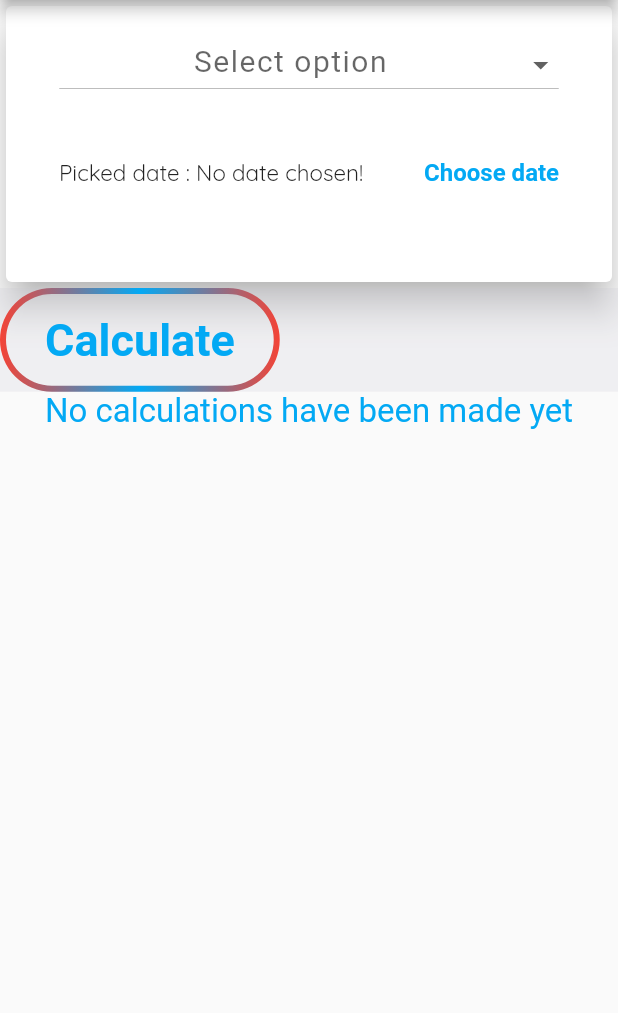
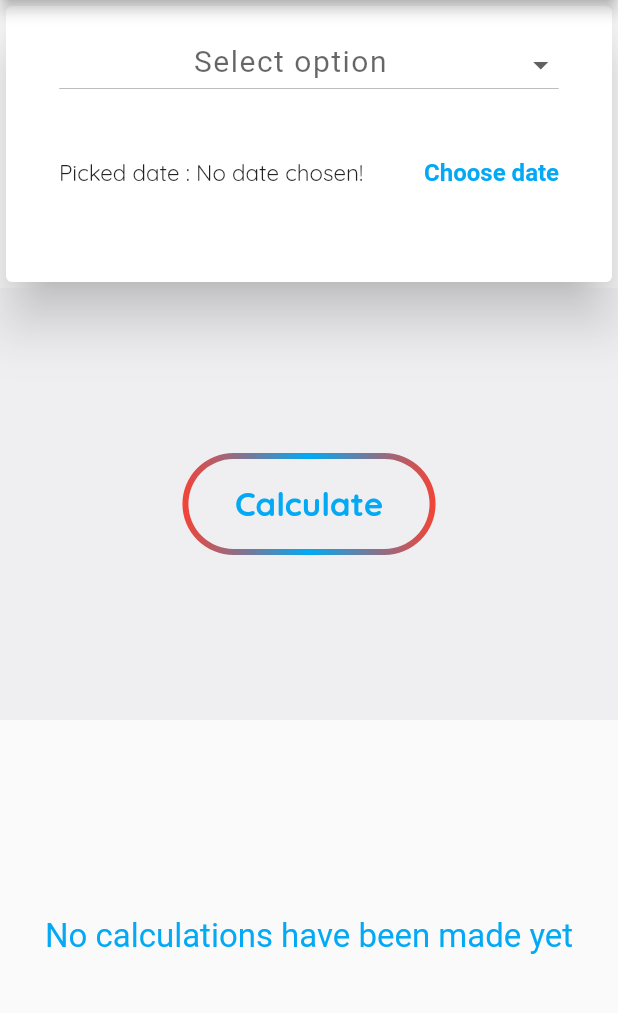
Before and after one commit to wzslr321/Time-Calculator-Mobile-App, a Flutter app: the screen it shows after launch, on a phone screen of 412 x 824 dp, the part 84-1097 px from its top. Run offline on Flutter 3.47's test engine with Material 2 defaults, Android fonts, the phone set to English and light mode, and no system bars.

Commit message:
basic whole app style

```diff
--- a/lib/main.dart
+++ b/lib/main.dart
@@ -64,7 +64,7 @@ class _MyHomePageState extends State<MyHomePage> {
                   child: NewCalculation(),
               ),
               Container(
-                  height: mediaQuery * 0.6,
+                  height: mediaQuery * 0.75,
                   child: CalculatedValuesList(userCalculation),
               ),],
           ),
--- a/lib/widgets/calculation_display.dart
+++ b/lib/widgets/calculation_display.dart
@@ -1,3 +1,4 @@
+import 'package:flutter/cupertino.dart';
 import 'package:flutter/material.dart';
 
 import '../widgets/new_calculation.dart';
@@ -50,8 +51,9 @@ class _CalculatedValuesListState extends State<CalculatedValuesList> {
     // Style variables which requires context
     final btnTextStyle = TextStyle(
       fontWeight: FontWeight.bold,
-      fontSize: 30 * curScaleFactor,
+      fontSize: 22 * curScaleFactor,
       color: Theme.of(context).primaryColor,
+      fontFamily: 'Quicksand',
     );
 
     final calculateButton = GradientBorderButtonContainer(
@@ -62,7 +64,6 @@ class _CalculatedValuesListState extends State<CalculatedValuesList> {
             Colors.red,
           ],
         ),
-        child:FlatButton(
             child: FittedBox(
               child: Text(
                 'Calculate',
@@ -72,7 +73,7 @@ class _CalculatedValuesListState extends State<CalculatedValuesList> {
             onPressed:() {
               calculateScore(); userCalculationState();
             },
-        ),);
+        );
 
 
     return LayoutBuilder(builder: (ctx, constraints) {
@@ -80,55 +81,52 @@ class _CalculatedValuesListState extends State<CalculatedValuesList> {
       final _calculateButton = Container(
         height: constraints.maxHeight * 0.5,
         color: Theme.of(context).accentColor,
-        child: Row(children: [
-            calculateButton,
-        ]),
+        child: Row(
+            mainAxisAlignment:MainAxisAlignment.center,
+            children: [calculateButton,]
+        ),
       );
 
       return Container(
-        width: mediaQueryWidth * 1,
-        height:constraints.maxHeight * 1,
-        child: Column(
+                  width:mediaQueryWidth * 1,
+                  height: constraints.maxHeight * 1,
+                  child:Column(
                     children: [
-              Container(
-                width:mediaQueryWidth * 1,
-                height: constraints.maxHeight * 0.15,
-                child:_calculateButton,
-              ),
-              Container(
-                width: mediaQueryWidth * 1,
-                height: constraints.maxHeight * 0.2,
-                child:userCalculation.isEmpty ? Column(children: [
-                  FittedBox(
+                      _calculateButton,
+                    userCalculation.isEmpty ? Container (
+                      height:constraints.maxHeight * 0.5,
+                      child:
+                        Center(
                           child: Text(
                             'No calculations have been made yet',
+                            textAlign:TextAlign.center,
                             style:noCalculationsTextStyle,
                           ),
                         ),
-                ],)
-                : Container(
+                    ) : Container(
+                      alignment:Alignment.center,
                       // ignore: missing_return
                       child: ListView.builder(
-                    itemCount:5,
+                        itemCount:1,
                         // ignore: missing_return
                         itemBuilder:(BuildContext ctx, int index){
                           if(index == 0){
                             return ListTile(
-                            leading: Icon(Icons.list),
-                            trailing: Text('${index + 1}',
-                              style: TextStyle(
-                                  color: Colors.green,fontSize: 12),),
-                            title:Text(
+                                title:Center(
+                                  child: Text(
                                     '${userCalculation[index].value}',
+                                    textAlign:TextAlign.center,
                                     style:resultTextStyle,
+                                  ),
                                 )
                             );
                           }
                         },
                       ),
-                )
-              ),],
+                    ),
+                    ],
                   ),
              );
+
     });
   }}
--- a/lib/widgets/gradient_button.dart
+++ b/lib/widgets/gradient_button.dart
@@ -38,11 +38,11 @@ class GradientBorderButtonContainer extends StatelessWidget {
     @required this.child,
     this.strokeWidth = 4, this.onPressed,
     this.borderRadius = 64,
-    this.padding = 10,
+    this.padding = 16,
     splashColor = Colors.red
   }) : this.painter = GradientPainter(
       gradient: gradient, strokeWidth: strokeWidth,borderRadius: borderRadius
-  ), this.splashColor = splashColor ?? gradient.colors.first;
+  );
 
   final GradientPainter painter;
   final Widget child;
@@ -50,7 +50,7 @@ class GradientBorderButtonContainer extends StatelessWidget {
   final double strokeWidth;
   final double borderRadius;
   final double padding;
-  final Color splashColor;
+  final Color splashColor = Colors.lightBlue.withOpacity(0.25);
 
   @override
   Widget build(BuildContext context) {
@@ -62,7 +62,7 @@ class GradientBorderButtonContainer extends StatelessWidget {
         borderRadius: BorderRadius.circular(borderRadius),
         onTap:onPressed,
         child:Container(
-          padding:EdgeInsets.all(padding + strokeWidth),
+          padding:EdgeInsets.symmetric(vertical: padding + strokeWidth, horizontal: padding + strokeWidth + 15),
           child:child
         )
       )
--- a/lib/widgets/new_calculation.dart
+++ b/lib/widgets/new_calculation.dart
@@ -141,6 +141,8 @@ class _NewCalculationState extends State<NewCalculation> {
               ),
             ),
             InkWell(
+              highlightColor:Colors.transparent,
+              splashColor:Colors.transparent,
               onTap:_showDatePicker,
                 child: Align(
                 alignment:Alignment.bottomCenter,
@@ -154,7 +156,7 @@ class _NewCalculationState extends State<NewCalculation> {
       );
 
       return Card(
-        elevation: 10,
+        elevation: 15,
         child: Container(
           padding: EdgeInsets.all(15),
           child: Column(
```
Lines whose indentation alone changed are shown as unchanged.
